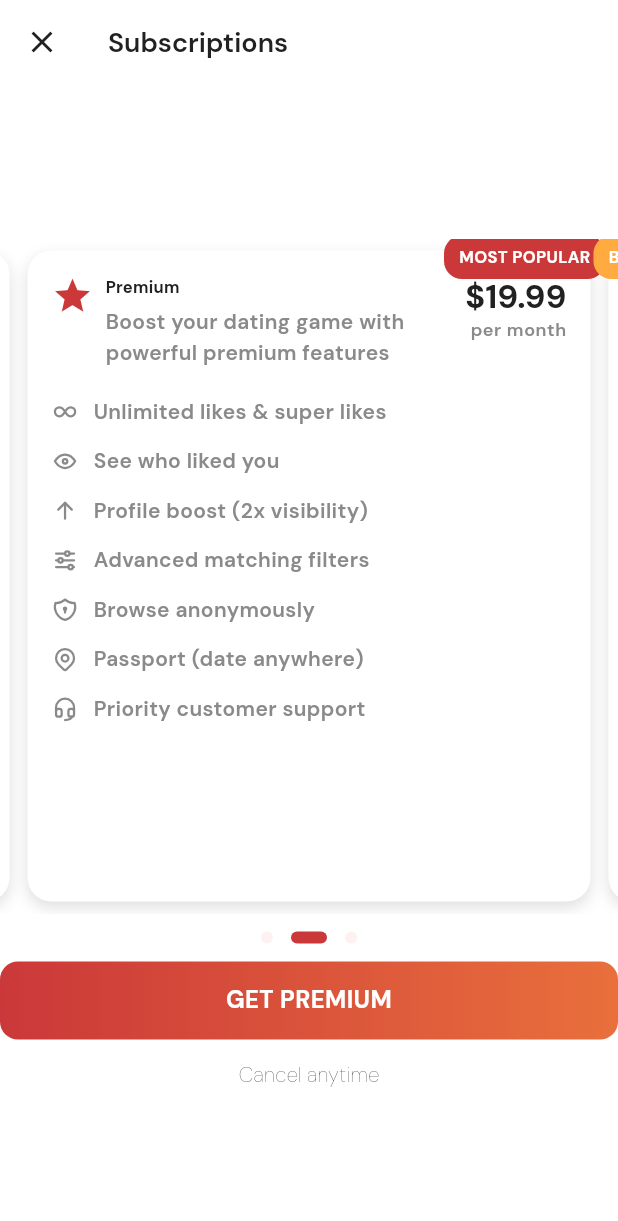
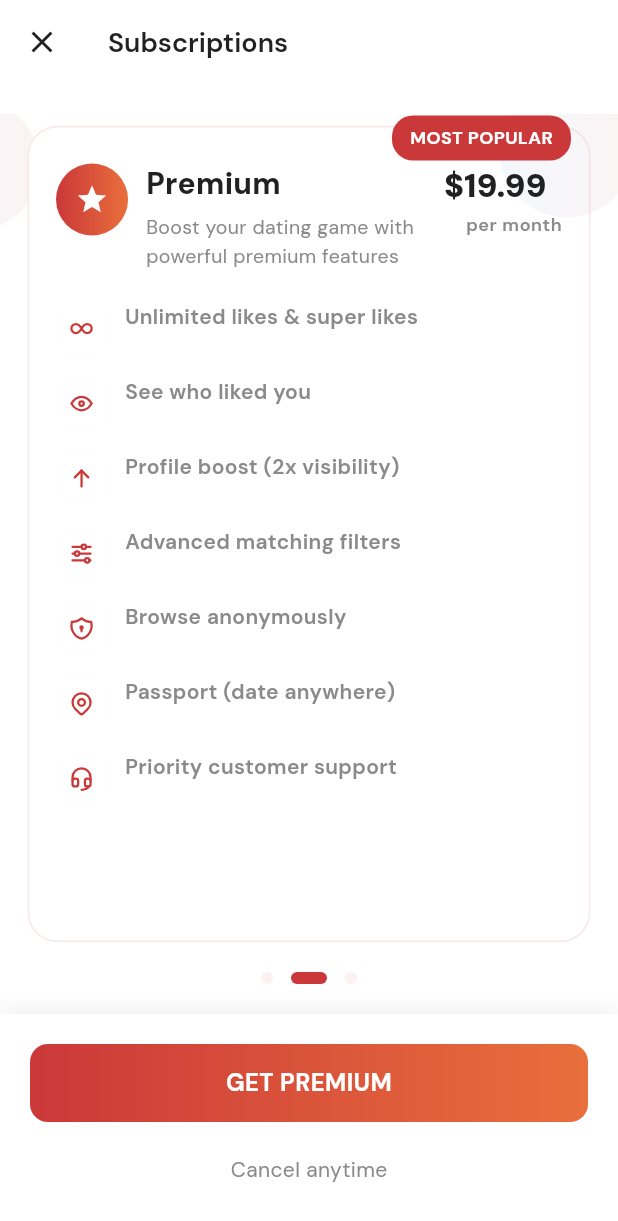
Before and after one commit to mimoriam/firstgenapp, a Flutter app: the SubscriptionScreen screen opened directly, on a phone screen of 412 x 824 dp. Shown: the top 1221 px of the screen. Run offline on Flutter 3.47's test engine with Material 3 defaults, Android fonts, the phone set to English and light mode, and no system bars; our stand-ins replace cloud_firestore, country_picker, emoji_picker_flutter, firebase_auth, firebase_core, firebase_database and 24 more; missing offline and left inert: country_flags, marqueer, tap_debouncer; accounts and stored records are empty.

Commit message:
subscription screen fix

```diff
--- a/lib/screens/subscription/subscription_screen.dart
+++ b/lib/screens/subscription/subscription_screen.dart
@@ -77,7 +77,7 @@ class _SubscriptionScreenState extends State<SubscriptionScreen> {
         {'icon': TablerIcons.phone_call, 'text': 'Video & voice calling'},
         {'icon': TablerIcons.mail_opened, 'text': 'Read receipts'},
         {'icon': TablerIcons.crown, 'text': 'VIP badge on profile'},
-        {'icon': 'assets/icons/exclusive.svg', 'text': 'Exclusive VIP events'},
+        {'icon': TablerIcons.vip, 'text': 'Exclusive VIP events'},
         {'icon': TablerIcons.sort_ascending, 'text': 'Priority in match queue'},
       ],
       'buttonText': 'GO VIP',
@@ -139,22 +139,18 @@ class _SubscriptionScreenState extends State<SubscriptionScreen> {
           onPressed: () => Navigator.of(context).pop(),
         ),
       ),
-      body: Padding(
+      body: LayoutBuilder(
+        builder: (context, constraints) {
+          return Column(
+            children: [
+              // Main content area - flexible
+              Expanded(
+                child: Padding(
                   padding: const EdgeInsets.only(top: 20),
-        child: LayoutBuilder(
-        builder: (context, constraints) {
-          return SingleChildScrollView(
-            child: ConstrainedBox(
-              constraints: BoxConstraints(
-                minHeight: constraints.maxHeight,
-              ),
-              child: IntrinsicHeight(
                   child: Column(
-                  mainAxisAlignment: MainAxisAlignment.center,
                     children: [
-                    Center(
-                      child: SizedBox(
-                        height: 450,
+                      // Responsive PageView - takes available space
+                      Expanded(
                         child: PageView.builder(
                           controller: _pageController,
                           itemCount: dynamicPlans.length,
@@ -163,8 +159,13 @@ class _SubscriptionScreenState extends State<SubscriptionScreen> {
                           },
                           itemBuilder: (context, index) {
                             final p = dynamicPlans[index];
+                            final isActive = index == _currentPage;
                             return Padding(
                               padding: const EdgeInsets.symmetric(horizontal: 6.0, vertical: 8.0),
+                              child: AnimatedScale(
+                                scale: isActive ? 1.0 : 0.96,
+                                duration: const Duration(milliseconds: 300),
+                                curve: Curves.easeOut,
                                 child: SubscriptionCard(
                                   title: p['title'] as String,
                                   subtitle: p['subtitle'] as String,
@@ -176,13 +177,14 @@ class _SubscriptionScreenState extends State<SubscriptionScreen> {
                                   cardColor: p['cardColor'] as Color,
                                   buttonGradient: p['buttonGradient'] as LinearGradient?,
                                   titleIcon: p['titleIcon'] as IconData?,
-                                // Disable internal card button; main action is the bottom button
+                                  isActive: isActive,
+                                ),
                               ),
                             );
                           },
                         ),
                       ),
-                    ),
+                      // Page indicators
                       const SizedBox(height: 12),
                       Row(
                         mainAxisAlignment: MainAxisAlignment.center,
@@ -200,7 +202,27 @@ class _SubscriptionScreenState extends State<SubscriptionScreen> {
                           );
                         }),
                       ),
-                    const SizedBox(height: 12),
+                      const SizedBox(height: 20),
+                    ],
+                  ),
+                ),
+              ),
+              // Bottom fixed area for buttons
+              Container(
+                padding: const EdgeInsets.all(20),
+                decoration: BoxDecoration(
+                  color: AppColors.primaryBackground,
+                  boxShadow: [
+                    BoxShadow(
+                      color: Colors.black.withOpacity(0.05),
+                      blurRadius: 10,
+                      offset: const Offset(0, -5),
+                    ),
+                  ],
+                ),
+                child: Column(
+                  mainAxisSize: MainAxisSize.min,
+                  children: [
                     GradientButton(
                       text: dynamicPlans[_currentPage]['buttonText'] as String,
                       gradient: dynamicPlans[_currentPage]['buttonGradient'] as LinearGradient?,
@@ -249,24 +271,23 @@ class _SubscriptionScreenState extends State<SubscriptionScreen> {
                                   });
                                 },
                     ),
-                    Center(
-                      child: TextButton(
+                    const SizedBox(height: 8),
+                    TextButton(
                       onPressed: () {},
                       child: Text(
                         'Cancel anytime',
-                          style: Theme.of(
-                            context,
-                          ).textTheme.bodyMedium?.copyWith(fontWeight: FontWeight.w100),
+                        style: Theme.of(context).textTheme.bodyMedium?.copyWith(
+                          fontWeight: FontWeight.w400,
+                          color: AppColors.textSecondary,
                         ),
                       ),
                     ),
                   ],
                 ),
               ),
-            ),
+            ],
           );
         },
-        ),
       ),
     );
   }
--- a/lib/screens/subscription/widgets/subscription_card.dart
+++ b/lib/screens/subscription/widgets/subscription_card.dart
@@ -1,6 +1,7 @@
 import 'package:flutter/material.dart';
 import 'package:flutter_svg/flutter_svg.dart';
 import 'package:firstgenapp/constants/appColors.dart';
+import 'dart:math' as math;
 
 class SubscriptionCard extends StatelessWidget {
   const SubscriptionCard({
@@ -15,6 +16,7 @@ class SubscriptionCard extends StatelessWidget {
     this.cardColor = Colors.white,
     this.buttonGradient,
     this.titleIcon,
+    this.isActive = false,
   }) : super(key: key);
 
   final String title;
@@ -27,107 +29,228 @@ class SubscriptionCard extends StatelessWidget {
   final Color cardColor;
   final LinearGradient? buttonGradient;
   final IconData? titleIcon;
+  final bool isActive;
 
   @override
   Widget build(BuildContext context) {
     final textTheme = Theme.of(context).textTheme;
+    final screen = MediaQuery.of(context).size;
+    // Remove unused calculation since we're now using flexible layout
 
-    return Container(
+    // Remove box shadows as requested
+    final boxShadow = <BoxShadow>[];
+
+    return AnimatedContainer(
+      duration: const Duration(milliseconds: 300),
+      curve: Curves.easeOut,
       decoration: BoxDecoration(
-        color: cardColor,
-        borderRadius: BorderRadius.circular(16),
-        boxShadow: const [
-          BoxShadow(color: Colors.black12, blurRadius: 8, offset: Offset(0, 4)),
+        gradient: LinearGradient(
+          colors: [
+            cardColor.withOpacity(0.98),
+            cardColor.withOpacity(0.95),
           ],
+          begin: Alignment.topLeft,
+          end: Alignment.bottomRight,
+        ),
+        borderRadius: BorderRadius.circular(20),
+        boxShadow: boxShadow,
+        border: Border.all(
+          color: isActive ? AppColors.primaryRed.withOpacity(0.12) : Colors.transparent,
+          width: 1.0,
+        ),
       ),
       child: Stack(
         clipBehavior: Clip.none,
         children: [
-          if (isBestValue)
+          // Decorative top-right subtle pattern / circle
           Positioned(
-              top: -10,
-              left: -10,
+            top: -30,
+            right: -30,
+            child: Container(
+              width: 90,
+              height: 90,
+              decoration: BoxDecoration(
+                shape: BoxShape.circle,
+                gradient: LinearGradient(
+                  colors: [
+                    AppColors.primaryBlue.withOpacity(0.06),
+                    AppColors.primaryRed.withOpacity(0.06),
+                  ],
+                ),
+              ),
+            ),
+          ),
+
+          // Fix overlapping tags by positioning them properly
+          if (isBestValue && !isPopular)
+            Positioned(
+              top: -8,
+              right: 12,
               child: _buildCornerTag('Best Value', Colors.orangeAccent),
             ),
-          if (isPopular)
+          if (isPopular && !isBestValue)
             Positioned(
-              top: -10,
-              right: -10,
+              top: -8,
+              right: 12,
               child: _buildCornerTag('MOST POPULAR', AppColors.primaryRed),
             ),
+          if (isBestValue && isPopular)
+            Positioned(
+              top: 8,
+              left: 12,
+              right: 12,
+              child: Row(
+                mainAxisAlignment: MainAxisAlignment.spaceBetween,
+                children: [
+                  _buildCornerTag('Best Value', Colors.orangeAccent),
+                  _buildCornerTag('POPULAR', AppColors.primaryRed),
+                ],
+              ),
+            ),
           Padding(
-            padding: const EdgeInsets.all(16.0),
+            padding: const EdgeInsets.symmetric(horizontal: 18.0, vertical: 24.0),
             child: Column(
               mainAxisSize: MainAxisSize.min,
               crossAxisAlignment: CrossAxisAlignment.start,
               children: [
+                // Header
                 Row(
                   crossAxisAlignment: CrossAxisAlignment.start,
                   children: [
-                    if (titleIcon != null) ...[
-                      Icon(titleIcon, color: AppColors.primaryRed, size: 28),
-                      const SizedBox(width: 8),
-                    ],
+                    // Icon circle
+                    if (titleIcon != null)
+                      Container(
+                        width: 48,
+                        height: 48,
+                        decoration: BoxDecoration(
+                          shape: BoxShape.circle,
+                          gradient: buttonGradient ??
+                              LinearGradient(
+                                colors: [AppColors.primaryBlue.withOpacity(0.9), AppColors.primaryRed.withOpacity(0.9)],
+                                begin: Alignment.topLeft,
+                                end: Alignment.bottomRight,
+                              ),
+                          // Remove box shadow
+                        ),
+                        child: Icon(titleIcon, color: Colors.white, size: 22),
+                      )
+                    else
+                      const SizedBox(width: 0),
+                    const SizedBox(width: 12),
+                    // Title & Subtitle
                     Expanded(
                       child: Column(
                         crossAxisAlignment: CrossAxisAlignment.start,
                         children: [
                           Text(
                             title,
-                            style: textTheme.titleMedium?.copyWith(fontWeight: FontWeight.bold),
+                            style: textTheme.headlineSmall?.copyWith(
+                              fontWeight: FontWeight.w800,
+                              fontSize: 20,
+                              color: AppColors.textPrimary,
+                              letterSpacing: 0.2,
                             ),
-                          const SizedBox(height: 4),
+                          ),
+                          const SizedBox(height: 6),
                           Text(
                             subtitle,
-                            style: textTheme.bodyMedium?.copyWith(color: AppColors.textSecondary),
+                            style: textTheme.bodyMedium?.copyWith(
+                              color: AppColors.textSecondary,
+                              fontSize: 13,
+                              fontWeight: FontWeight.w400,
+                            ),
                           ),
                         ],
                       ),
                     ),
                     const SizedBox(width: 8),
+                    // Price block
                     Column(
                       crossAxisAlignment: CrossAxisAlignment.end,
                       children: [
-                        Text(
-                          price,
-                          style: textTheme.headlineSmall?.copyWith(fontWeight: FontWeight.bold),
+                        RichText(
+                          text: TextSpan(
+                            children: [
+                              TextSpan(
+                                text: price,
+                                style: textTheme.headlineSmall?.copyWith(
+                                  fontWeight: FontWeight.w900,
+                                  fontSize: 22,
+                                  color: AppColors.textPrimary,
                                 ),
+                              ),
+                              TextSpan(
+                                text: '  ',
+                                style: textTheme.headlineSmall,
+                              ),
+                            ],
+                          ),
+                        ),
+                        const SizedBox(height: 4),
                         Text(
                           priceSuffix,
-                          style: textTheme.bodySmall?.copyWith(color: AppColors.textSecondary),
+                          style: textTheme.bodySmall?.copyWith(color: AppColors.textSecondary, fontSize: 12),
                         ),
                       ],
                     ),
                   ],
                 ),
-                const SizedBox(height: 12),
-                Column(
-                  children: features.map((feature) {
+
+                const SizedBox(height: 14),
+
+                // Features list - now flexible and responsive
+                Flexible(
+                  child: ListView.builder(
+                    shrinkWrap: true,
+                    physics: const NeverScrollableScrollPhysics(),
+                    padding: EdgeInsets.zero,
+                    itemCount: features.length,
+                    itemBuilder: (context, idx) {
+                      final feature = features[idx];
                       final icon = feature['icon'];
-                    final text = feature['text'];
+                      final text = feature['text'] as String;
                       return Padding(
-                      padding: const EdgeInsets.symmetric(vertical: 6.0),
+                        padding: const EdgeInsets.symmetric(vertical: 8.0),
                         child: Row(
+                          crossAxisAlignment: CrossAxisAlignment.start,
                           children: [
-                          if (icon is IconData)
-                            Icon(icon, color: AppColors.textSecondary, size: 18)
-                          else if (icon is String)
-                            SvgPicture.asset(icon, height: 18, width: 18, color: AppColors.textSecondary),
-                          const SizedBox(width: 10),
+                            // Bullet
+                            Container(
+                              width: 34,
+                              height: 34,
+                              decoration: BoxDecoration(
+                                color: AppColors.primaryBackground,
+                                borderRadius: BorderRadius.circular(9),
+                                border: Border.all(color: AppColors.dotInactive.withOpacity(0.12)),
+                                // Remove box shadow
+                              ),
+                              child: Center(
+                                child: icon is IconData
+                                    ? Icon(icon, color: AppColors.primaryRed, size: 18)
+                                    : (icon is String
+                                        ? SvgPicture.asset(icon, height: 18, width: 18, color: AppColors.primaryOrange)
+                                        : const SizedBox.shrink()),
+                              ),
+                            ),
+                            const SizedBox(width: 12),
                             Expanded(
                               child: Text(
                                 text,
                                 style: textTheme.bodyMedium?.copyWith(
                                   color: AppColors.textSecondary,
+                                  height: 1.3,
+                                  fontSize: 14,
                                 ),
                               ),
                             ),
                           ],
                         ),
                       );
-                  }).toList(),
+                    },
                   ),
-                const SizedBox(height: 16),
+                ),
+
+                const SizedBox(height: 6),
               ],
             ),
           ),
@@ -138,14 +261,15 @@ class SubscriptionCard extends StatelessWidget {
 
   Widget _buildCornerTag(String text, Color color) {
     return Container(
-      padding: const EdgeInsets.symmetric(horizontal: 10, vertical: 6),
+      padding: const EdgeInsets.symmetric(horizontal: 12, vertical: 6),
       decoration: BoxDecoration(
         color: color,
-        borderRadius: BorderRadius.circular(12),
+        borderRadius: BorderRadius.circular(14),
+        // Remove box shadow
       ),
       child: Text(
         text,
-        style: const TextStyle(color: Colors.white, fontSize: 11, fontWeight: FontWeight.bold),
+        style: const TextStyle(color: Colors.white, fontSize: 12, fontWeight: FontWeight.bold),
       ),
     );
   }
```
Lines whose indentation alone changed are shown as unchanged.
